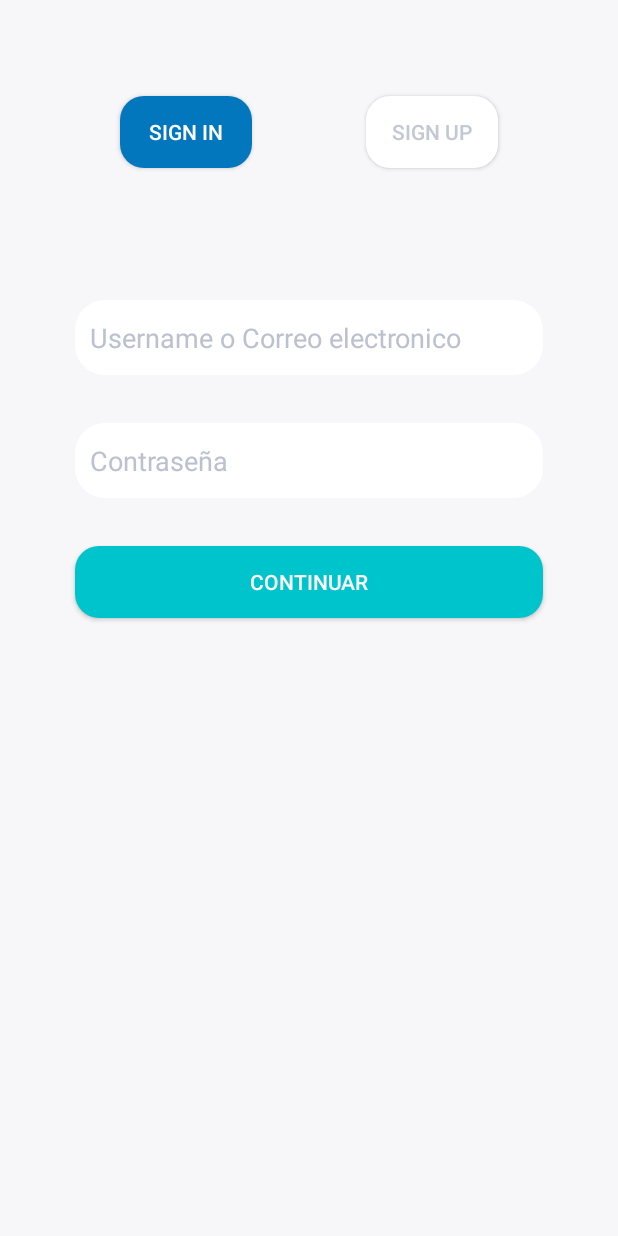
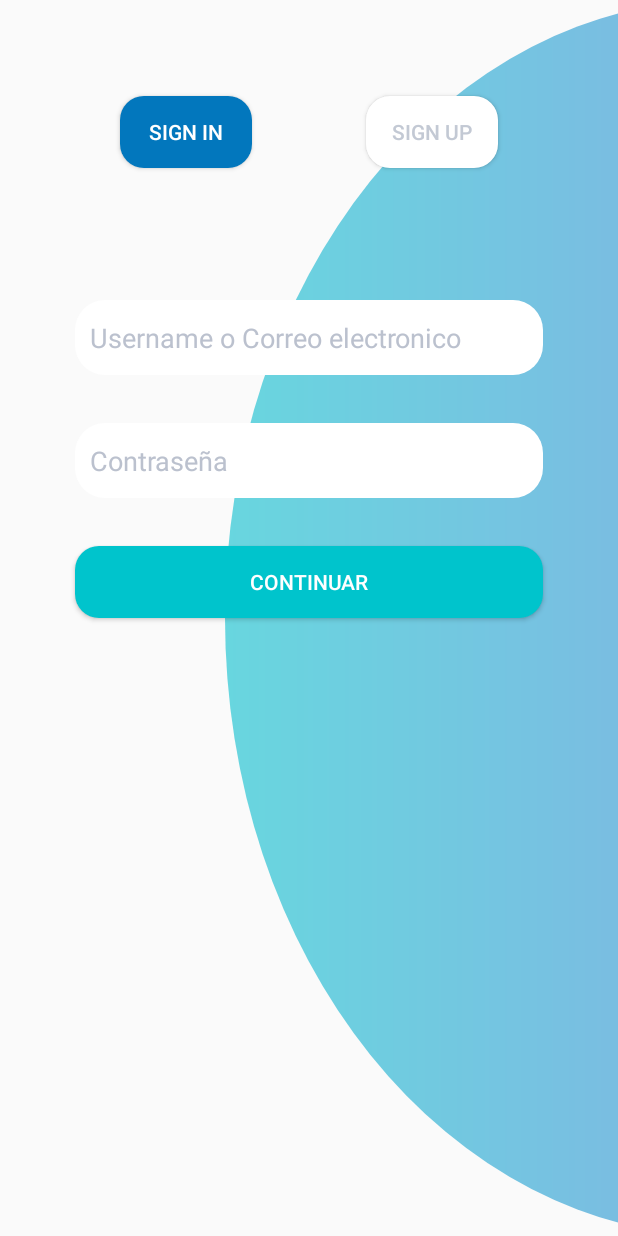
Before and after one commit to javidran/petland-app, an Android app: the screen it shows after launch (SignInActivity), on a phone screen of 412 x 824 dp. Run offline under Robolectric (Android 15) with nearby library versions, the phone set to English and light mode, and no system bars.

Commit message:
fondo
cambios en el fondo y sin fecha prederterminada

```diff
--- a/app/src/main/java/com/example/petland/SignUpActivity.kt
+++ b/app/src/main/java/com/example/petland/SignUpActivity.kt
@@ -21,7 +21,6 @@ class SignUpActivity : AppCompatActivity() {
         super.onCreate(savedInstanceState)
         setContentView(R.layout.activity_signup)
         val textView: TextView = findViewById(R.id.editTextBirthday)
-        textView.text = SimpleDateFormat("dd.MM.yyyy").format(System.currentTimeMillis())
 
         var cal = Calendar.getInstance()
 
--- /dev/null
+++ b/app/src/main/res/drawable/half_circle.xml
@@ -0,0 +1,17 @@
+<?xml version="1.0" encoding="utf-8"?>
+<layer-list xmlns:android="http://schemas.android.com/apk/res/android">
+<item android:right="-400dp"
+   android:left="150dp">
+    <shape
+        android:shape="oval"
+        android:useLevel="false">
+        <gradient
+            android:startColor="#68D6DF"
+            android:centerColor="#7EB7E2"
+            android:endColor="#9998EB"  />
+        <size
+            android:width="60dp"
+            android:height="60dp" />
+    </shape>
+</item>
+</layer-list>
--- a/app/src/main/res/layout/activity_signin.xml
+++ b/app/src/main/res/layout/activity_signin.xml
@@ -5,7 +5,7 @@
     android:layout_width="match_parent"
     android:layout_height="match_parent"
     tools:context=".SignInActivity"
-    android:background="#F7F7FA">
+    android:background="@drawable/half_circle" >
 
     <Button
         android:id="@+id/buttonSignIn"
--- a/app/src/main/res/layout/activity_signup.xml
+++ b/app/src/main/res/layout/activity_signup.xml
@@ -5,8 +5,7 @@
     android:layout_width="match_parent"
     android:layout_height="match_parent"
     tools:context=".SignUpActivity"
-    android:background="#F7F7FA">
-    <!-- android:background="@mipmap/ic_launcher_foreground"> -->
+    android:background="@drawable/half_circle"  >
 
 
     <Button
```
